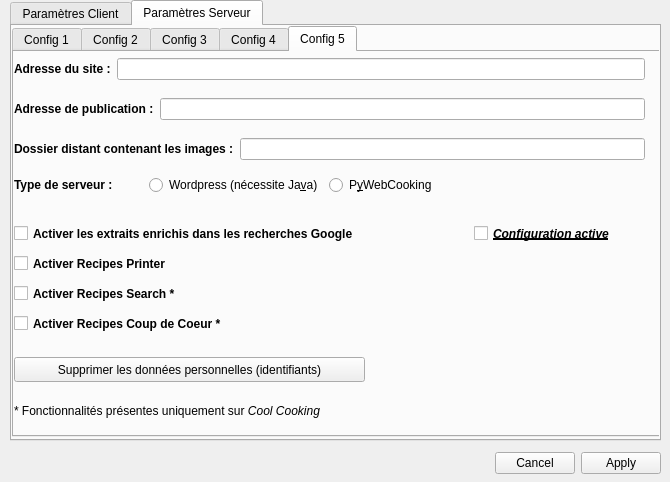
AlypieFr/qrecipewriter, file ui/options.ui: the form before one commit.
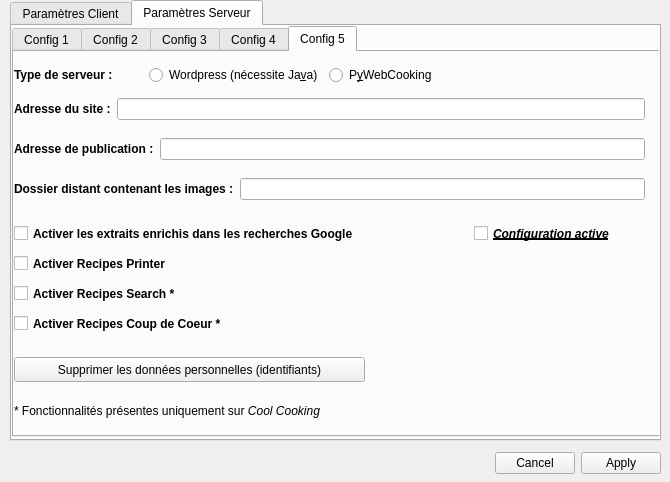
The form after the commit. The open tabs and pages were chosen to show the change. Icons and pictures are not drawn.

Commit message: Change Options options for PWC websites

What changed in the file:
```diff
--- a/ui/options.ui
+++ b/ui/options.ui
@@ -1629,7 +1629,7 @@
         <property name="geometry">
          <rect>
           <x>0</x>
-          <y>0</y>
+          <y>40</y>
           <width>631</width>
           <height>34</height>
          </rect>
@@ -1651,7 +1651,7 @@
         <property name="geometry">
          <rect>
           <x>0</x>
-          <y>40</y>
+          <y>80</y>
           <width>631</width>
           <height>34</height>
          </rect>
@@ -1673,7 +1673,7 @@
         <property name="geometry">
          <rect>
           <x>0</x>
-          <y>80</y>
+          <y>120</y>
           <width>631</width>
           <height>34</height>
          </rect>
@@ -1695,7 +1695,7 @@
         <property name="geometry">
          <rect>
           <x>0</x>
-          <y>120</y>
+          <y>10</y>
           <width>631</width>
           <height>26</height>
          </rect>
```
Left out of the diff: 44 changed lines with no effect on the pictures. The commit also changes 4 other files.
